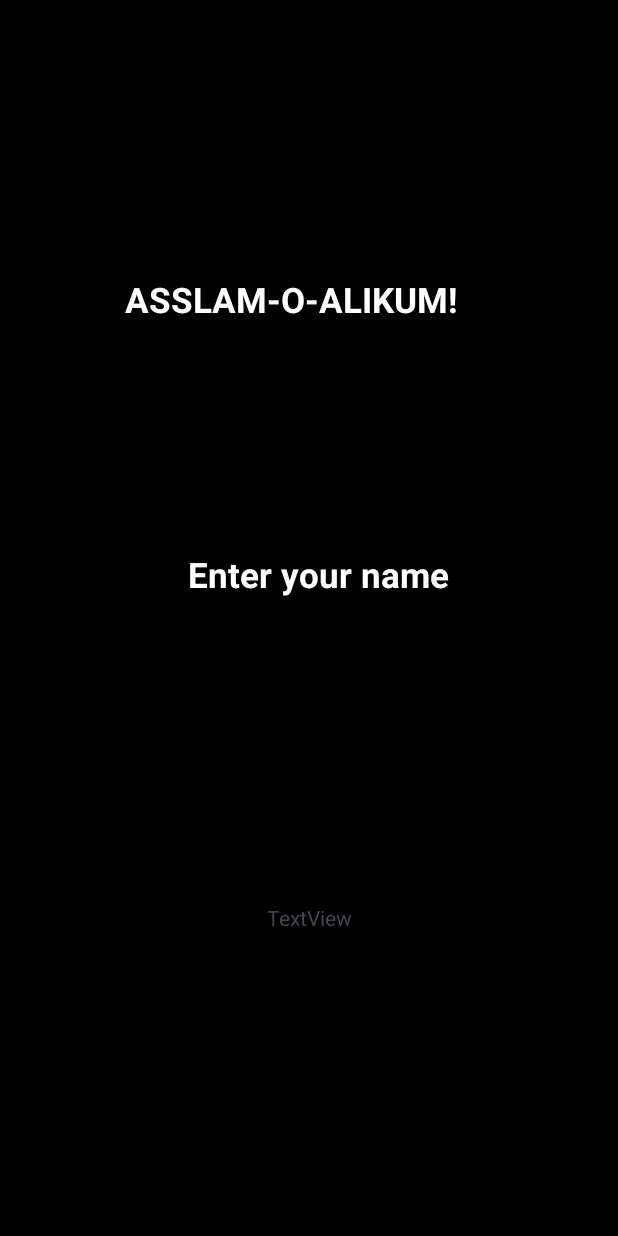
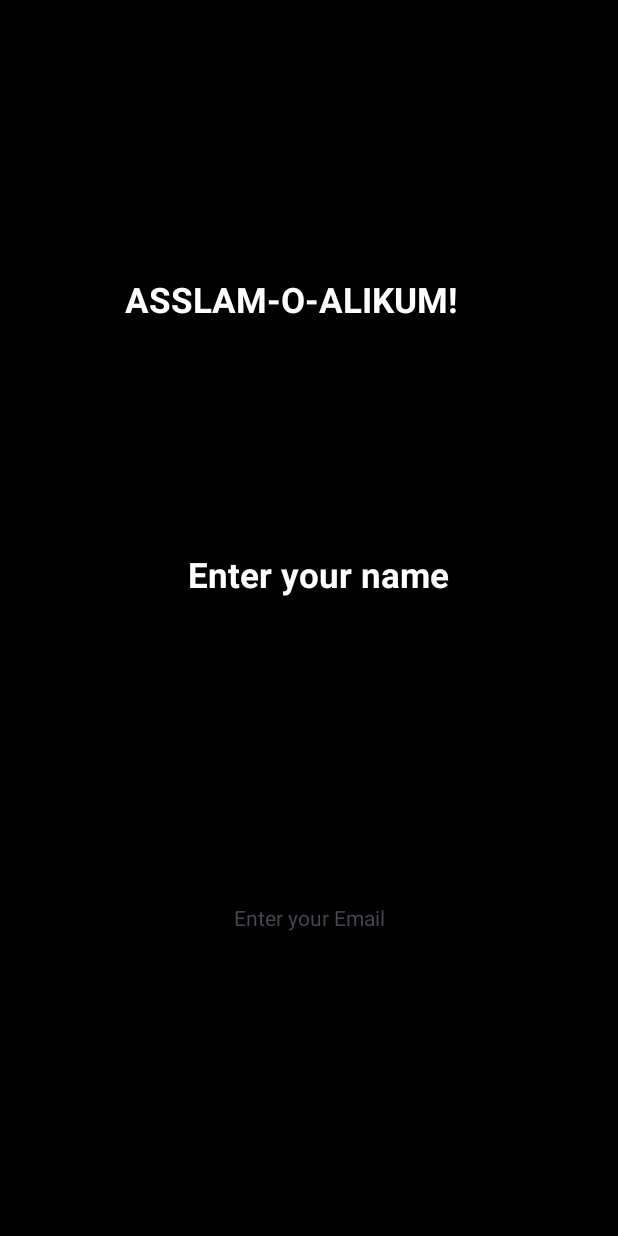
Before and after one commit to ANEESAHMAD12/test, an Android app: the screen it shows after launch (MainActivity), on a phone screen of 412 x 824 dp. Run offline under Robolectric (Android 15) with nearby library versions, the phone set to English and light mode, and no system bars.

Commit message:
change text name in textview3 activity_main.xml

```diff
--- a/app/src/main/res/layout/activity_main.xml
+++ b/app/src/main/res/layout/activity_main.xml
@@ -43,7 +43,7 @@
         android:id="@+id/textView3"
         android:layout_width="wrap_content"
         android:layout_height="wrap_content"
-        android:text="TextView"
+        android:text="Enter your Email"
         app:layout_constraintBottom_toBottomOf="parent"
         app:layout_constraintEnd_toEndOf="parent"
         app:layout_constraintStart_toStartOf="parent"
```
